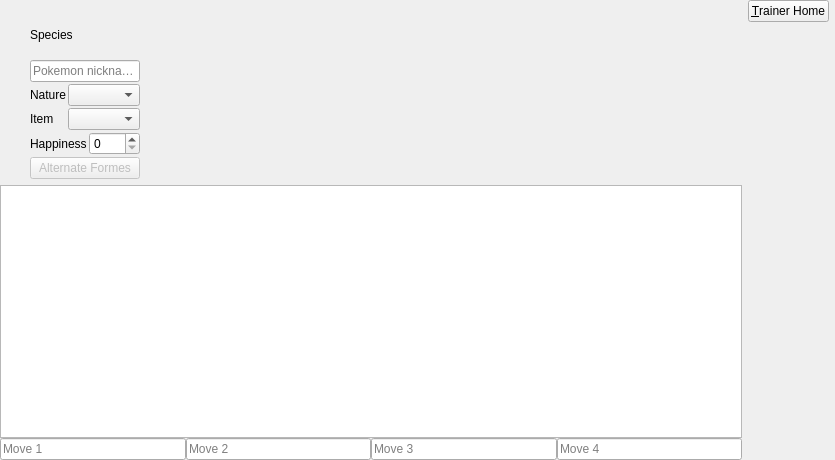
Qt form src/Teambuilder/Teambuilder/pokeedit.ui (po-devs/pokemon-online) before a commit.
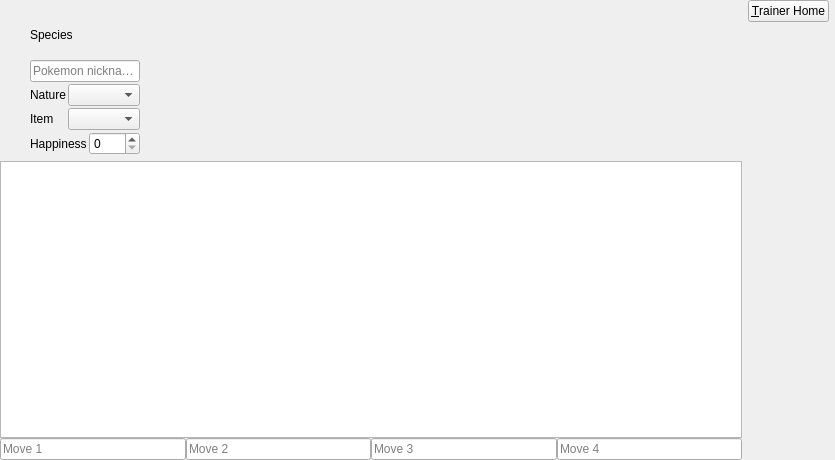
The same form after that commit. Custom widgets are drawn as their Qt base class.

Commit message: Moved the alternate formes button

Patch:
```diff
--- a/src/Teambuilder/Teambuilder/pokeedit.ui
+++ b/src/Teambuilder/Teambuilder/pokeedit.ui
@@ -249,16 +249,6 @@
        </item>
       </layout>
      </item>
-     <item>
-      <widget class="QPushButton" name="altForme">
-       <property name="enabled">
-        <bool>false</bool>
-       </property>
-       <property name="text">
-        <string>Alternate Formes</string>
-       </property>
-      </widget>
-     </item>
     </layout>
    </item>
   </layout>
```
Left out of the diff: 1 changed line with no effect on the pictures. The commit also changes 5 other files.
